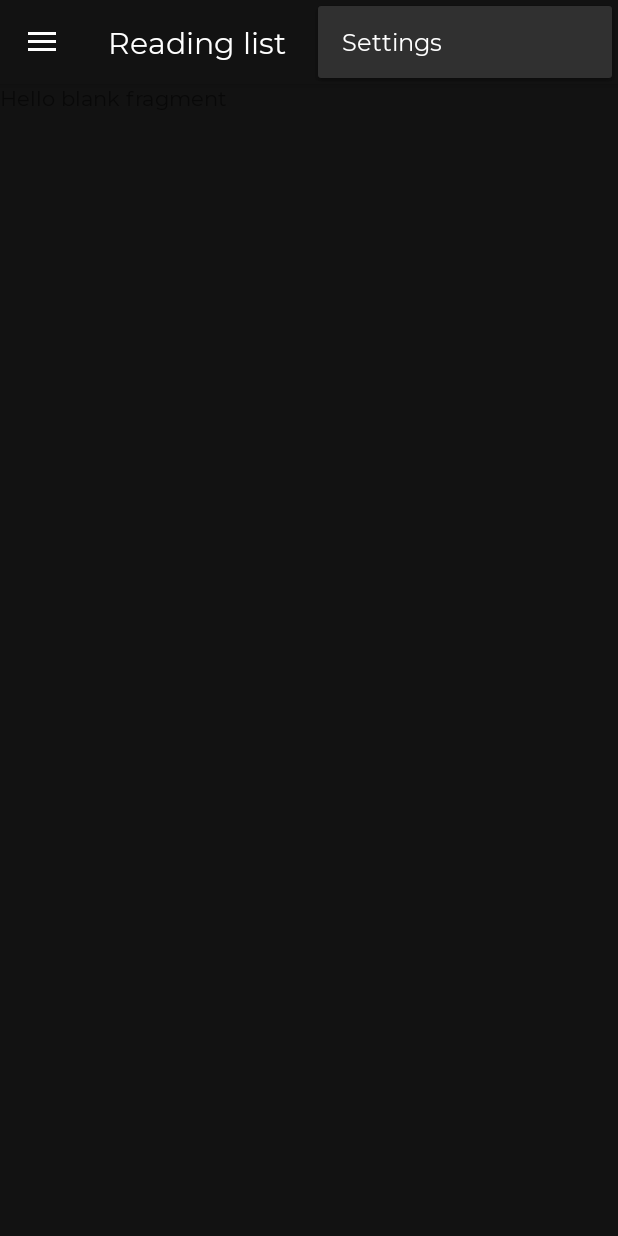
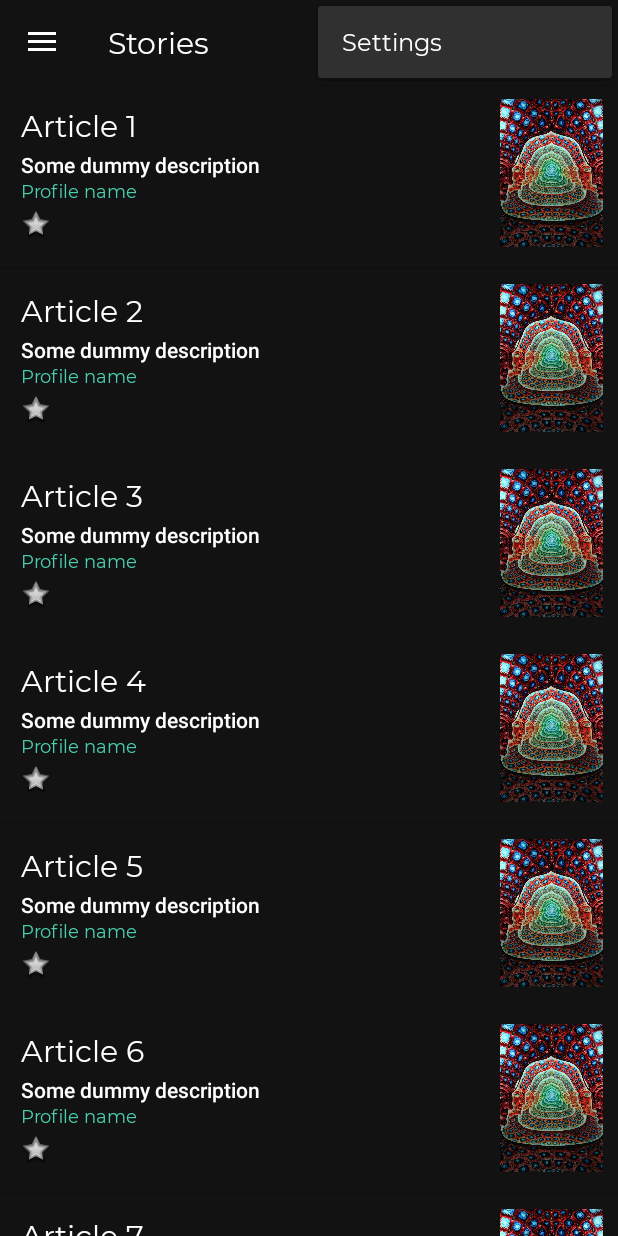
Before and after one commit to aightmunam/Klan, an Android app: the StoriesFragment screen opened through its navigation route, with the options menu open, on a phone screen of 412 x 824 dp. Run offline under Robolectric (Android 15) with nearby library versions, the phone set to English and light mode, and no system bars; our stand-ins replace navigation-ui.

Commit message:
Added the basic template for the profile stories section

```diff
--- a/app/src/main/java/com/example/klanblogger/StatsFragment.java
+++ b/app/src/main/java/com/example/klanblogger/BlogFragment.java
@@ -13,10 +13,10 @@ import android.view.ViewGroup;
 /**
  * A simple {@link Fragment} subclass.
  */
-public class StatsFragment extends Fragment {
+public class BlogFragment extends Fragment {
 
 
-    public StatsFragment() {
+    public BlogFragment() {
         // Required empty public constructor
     }
 
@@ -25,7 +25,7 @@ public class StatsFragment extends Fragment {
     public View onCreateView(LayoutInflater inflater, ViewGroup container,
                              Bundle savedInstanceState) {
         // Inflate the layout for this fragment
-        return inflater.inflate(R.layout.fragment_stats, container, false);
+        return inflater.inflate(R.layout.fragment_blog, container, false);
     }
 
 }
--- a/app/src/main/java/com/example/klanblogger/HomeActivity.java
+++ b/app/src/main/java/com/example/klanblogger/HomeActivity.java
@@ -44,7 +44,7 @@ public class HomeActivity extends AppCompatActivity implements NavigationView.On
         NavigationUI.setupActionBarWithNavController(this, navController, mAppBarConfiguration);
         NavigationUI.setupWithNavController(navigationView, navController);
         if (savedInstanceState == null) {
-            getSupportFragmentManager().beginTransaction().add(R.id.nav_host_fragment, new HomeFragment()).addToBackStack("Home").commit();
+            getSupportFragmentManager().beginTransaction().add(R.id.nav_host_fragment, new HomeFragment()).commit();
             navigationView.setCheckedItem(R.id.nav_home);
         }
     }
@@ -59,10 +59,10 @@ public class HomeActivity extends AppCompatActivity implements NavigationView.On
                 getSupportFragmentManager().beginTransaction().replace(R.id.nav_host_fragment, new ReadingListFragment()).commit();
                 break;
             case R.id.nav_new_story:
-                getSupportFragmentManager().beginTransaction().replace(R.id.nav_host_fragment, new NewStoryFragment()).addToBackStack("New Story").commit();
+                getSupportFragmentManager().beginTransaction().replace(R.id.nav_host_fragment, new NewStoryFragment()).commit();
                 break;
             case R.id.nav_stats:
-                getSupportFragmentManager().beginTransaction().replace(R.id.nav_host_fragment, new StatsFragment()).commit();
+                getSupportFragmentManager().beginTransaction().replace(R.id.nav_host_fragment, new BlogFragment()).commit();
                 break;
             case R.id.nav_stories:
                 getSupportFragmentManager().beginTransaction().replace(R.id.nav_host_fragment, new StoriesFragment()).commit();
--- a/app/src/main/java/com/example/klanblogger/StoriesFragment.java
+++ b/app/src/main/java/com/example/klanblogger/StoriesFragment.java
@@ -5,13 +5,22 @@ import android.net.Uri;
 import android.os.Bundle;
 
 import androidx.fragment.app.Fragment;
+import androidx.recyclerview.widget.DividerItemDecoration;
+import androidx.recyclerview.widget.LinearLayoutManager;
+import androidx.recyclerview.widget.RecyclerView;
 
 import android.view.LayoutInflater;
 import android.view.View;
 import android.view.ViewGroup;
 
+import java.util.ArrayList;
+import java.util.List;
+
 
 public class StoriesFragment extends Fragment {
+    private RecyclerView articleRecyclerView;
+    private ArticleAdapter articleAdapter;
+
     public StoriesFragment() {
         // Required empty public constructor
     }
@@ -20,7 +29,30 @@ public class StoriesFragment extends Fragment {
     public View onCreateView(LayoutInflater inflater, ViewGroup container,
                              Bundle savedInstanceState) {
         // Inflate the layout for this fragment
-        return inflater.inflate(R.layout.fragment_stories, container, false);
+        View view = inflater.inflate(R.layout.fragment_stories, container, false);
+        List<Article> dummyArticleList = getDummyArticles();
+        articleRecyclerView = (RecyclerView) view.findViewById(R.id.stories_recycler);
+        articleRecyclerView.addItemDecoration(new DividerItemDecoration(getContext(), LinearLayoutManager.VERTICAL));
+        articleAdapter = new ArticleAdapter(getContext(), dummyArticleList);
+        LinearLayoutManager verticalLayoutManager = new LinearLayoutManager(getContext(), LinearLayoutManager.VERTICAL, false);
+        articleRecyclerView.setLayoutManager(verticalLayoutManager);
+        articleRecyclerView.setAdapter(articleAdapter);
+
+        return view;
+    }
+
+    private List<Article> getDummyArticles(){
+        List<Article> temp = new ArrayList<Article>();
+        Article t;
+        String name;
+        String author;
+        for (int i = 0; i < 8; i++) {
+            name = "Article " + (i + 1);
+            author = "Profile name ";
+            t = new Article(name, "Some dummy description", author);
+            temp.add(t);
+        }
+        return temp;
     }
 
 }
--- a/app/src/main/res/layout/fragment_stats.xml
+++ b/app/src/main/res/layout/fragment_blog.xml
@@ -4,7 +4,7 @@
     android:layout_width="match_parent"
     android:layout_height="match_parent"
     android:background="@color/colorPrimary"
-    tools:context=".StatsFragment">
+    tools:context=".BlogFragment">
 
     <!-- TODO: Update blank fragment layout -->
     <TextView
--- a/app/src/main/res/layout/fragment_stories.xml
+++ b/app/src/main/res/layout/fragment_stories.xml
@@ -6,10 +6,10 @@
     android:background="@color/colorPrimary"
     tools:context=".StoriesFragment">
 
-    <!-- TODO: Update blank fragment layout -->
-    <TextView
+    <androidx.recyclerview.widget.RecyclerView
+        android:id="@+id/stories_recycler"
         android:layout_width="match_parent"
-        android:layout_height="match_parent"
-        android:text="@string/hello_blank_fragment" />
+        android:layout_height="wrap_content"
+        android:orientation="vertical"/>
 
 </FrameLayout>
--- a/app/src/main/res/layout/nav_header_main.xml
+++ b/app/src/main/res/layout/nav_header_main.xml
@@ -25,13 +25,14 @@
         android:layout_height="wrap_content"
         android:paddingTop="@dimen/nav_header_vertical_spacing"
         android:text="@string/nav_header_title"
-        android:textAppearance="@style/TextAppearance.AppCompat.Body1" />
+        android:textAppearance="@style/TextAppearance.AppCompat.Body2" />
 
     <TextView
         android:id="@+id/textView"
         android:layout_width="wrap_content"
         android:layout_height="wrap_content"
         android:text="@string/nav_header_subtitle"
+        android:textAppearance="@style/Base.TextAppearance.AppCompat.Overline"
         android:textColor="@color/colorAccent"
         />
 
--- a/app/src/main/res/menu/activity_main_drawer.xml
+++ b/app/src/main/res/menu/activity_main_drawer.xml
@@ -21,7 +21,7 @@
         <item
             android:id="@+id/nav_stats"
             android:icon="@drawable/ic_analytics"
-            android:title="@string/menu_stats" />
+            android:title="@string/menu_blog" />
         <item
             android:id="@+id/nav_stories"
             android:icon="@drawable/ic_menu_stories"
@@ -29,7 +29,7 @@
         <item
             android:id="@+id/nav_settings"
             android:icon="@drawable/ic_menu_settings"
-            android:title="@string/menu_settings"/>
+            android:title="@string/action_settings"/>
         <item
             android:id="@+id/nav_logout"
             android:icon="@drawable/ic_menu_logout"
--- a/app/src/main/res/navigation/mobile_navigation.xml
+++ b/app/src/main/res/navigation/mobile_navigation.xml
@@ -14,7 +14,7 @@
     <fragment
         android:id="@+id/nav_new_story"
         android:name="com.example.klanblogger.NewStoryFragment"
-        android:label="@string/menu_readingList"
+        android:label="@string/menu_newStory"
         tools:layout="@layout/fragment_new_story" />
 
     <fragment
@@ -25,13 +25,13 @@
 
     <fragment
         android:id="@+id/nav_stats"
-        android:name="com.example.klanblogger.StatsFragment"
-        android:label="@string/menu_stats"
-        tools:layout="@layout/fragment_stats" />
+        android:name="com.example.klanblogger.BlogFragment"
+        android:label="@string/menu_blog"
+        tools:layout="@layout/fragment_blog" />
 
     <fragment
         android:id="@+id/nav_stories"
         android:name="com.example.klanblogger.StoriesFragment"
-        android:label="@string/menu_readingList"
+        android:label="@string/menu_stories"
         tools:layout="@layout/fragment_stories" />
 </navigation>
--- a/app/src/main/res/values/dimens.xml
+++ b/app/src/main/res/values/dimens.xml
@@ -4,5 +4,4 @@
     <dimen name="activity_vertical_margin">16dp</dimen>
     <dimen name="nav_header_vertical_spacing">8dp</dimen>
     <dimen name="nav_header_height">176dp</dimen>
-    <dimen name="fab_margin">16dp</dimen>
 </resources>
--- a/app/src/main/res/values/strings.xml
+++ b/app/src/main/res/values/strings.xml
@@ -1,7 +1,5 @@
 <resources>
     <string name="app_name">Klan</string>
-    <string name="navigation_drawer_open">Open navigation drawer</string>
-    <string name="navigation_drawer_close">Close navigation drawer</string>
     <string name="nav_header_title">Profile name</string>
     <string name="nav_header_subtitle">Profile email/username</string>
     <string name="nav_header_desc">Navigation header</string>
@@ -11,18 +9,11 @@
     <string name="menu_readingList">Reading list</string>
     <string name="menu_newStory">New story</string>
     <string name="menu_stories">Stories</string>
-    <string name="menu_stats">Stats</string>
-    <string name="menu_settings">Settings</string>
+    <string name="menu_blog">Blog</string>
     <string name="menu_log">Log out</string>
 
-    <string name="reading_list_archived_title">Archived</string>
-
-    <string name="reading_list_saved_title">Saved</string>
 
 
-    <string name="reading_list_recently_viewed_title">Recently Viewed</string>
-
-    <!-- TODO: Remove or change this placeholder text -->
     <string name="hello_blank_fragment">Hello blank fragment</string>
     <string name="article_description">Article Description</string>
     <string name="article_heading">Article Heading</string>
```
Also changed, not shown: app/src/main/res/drawable-v24/ic_launcher_foreground.xml (deleted, +0 -34 lines), app/src/main/res/layout/tab_layout.xml (deleted, +0 -13 lines), app/src/main/res/values/colors.xml (+0 -7 lines), app/src/main/res/values/styles.xml (+0 -12 lines), app/src/main/res/mipmap-hdpi/ic_launcher_foreground.png (deleted), app/src/main/res/mipmap-mdpi/ic_launcher_foreground.png (deleted), app/src/main/res/mipmap-xhdpi/ic_launcher_foreground.png (deleted), app/src/main/res/mipmap-xxhdpi/ic_launcher_foreground.png (deleted), app/src/main/res/mipmap-xxxhdpi/ic_launcher_foreground.png (deleted).
